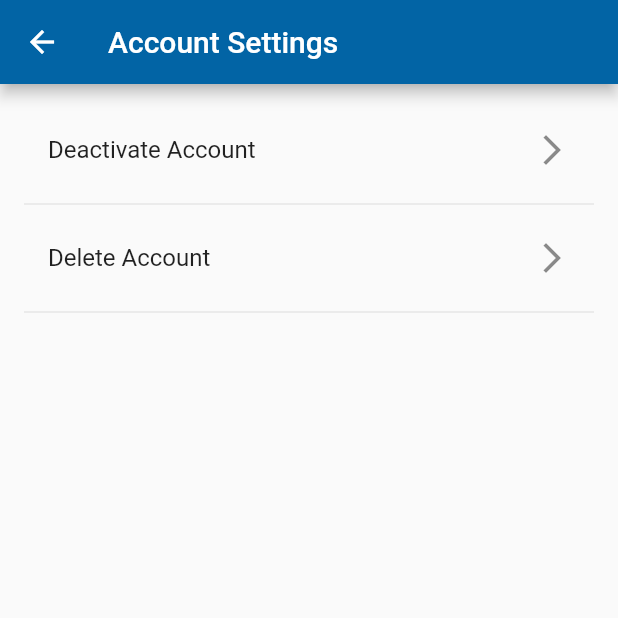
After one commit to srvtechnology/Go-Party-VendorApp, a Flutter app: the SettingsPage screen opened by its route, after a tap on "Account", on a phone screen of 412 x 824 dp, the top half of it. The commit adds this screen. Run offline on Flutter 3.47's test engine with Material 2 defaults, Android fonts, the phone set to English and light mode, and no system bars; drawn by our look-alikes of showcaseview; our stand-ins replace cached_network_image, connectivity_plus, csc_picker, device_preview, dio, dropdown_search and 9 more; missing offline and left inert: splash_view, syncfusion_flutter_pdfviewer; accounts and stored records are empty; network calls fail.

Commit message:
Added deactivate and delete account

```diff
--- a/lib/core/repo/user.dart
+++ b/lib/core/repo/user.dart
@@ -16,6 +16,7 @@ Future<UserModel> get_UserData(String token)async{
             }
         )
     );
+    CustomLogger.debug(response.data);
     return UserModel.fromJson(response.data);
   }
   catch(e){
--- a/lib/main.dart
+++ b/lib/main.dart
@@ -13,6 +13,7 @@ import 'package:utsavlife/routes/mainpage.dart';
 import 'package:utsavlife/routes/notifications.dart';
 import 'package:utsavlife/routes/otpPage.dart';
 import 'package:utsavlife/routes/servicelist.dart';
+import 'package:utsavlife/routes/settingsPage.dart';
 import 'package:utsavlife/routes/signIn.dart';
 import 'package:utsavlife/routes/signUp.dart';
 import 'package:utsavlife/routes/singleServiceAdd.dart';
@@ -66,6 +67,8 @@ void main() {
                         OtpPageRoute.routeName:(context)=>const SafeArea(child: OtpPageRoute()),
                         serviceListRoute.routeName:(context)=> const SafeArea(child: serviceListRoute()),
                         AddServiceRoute.routeName:(context)=> SafeArea(child: AddServiceRoute()),
+                        SettingsPage.routeName:(context)=> SafeArea(child: SettingsPage()),
+                        AccountPage.routeName:(context)=>SafeArea(child: AccountPage())
                     },
                   );
                 }
--- a/lib/routes/homepage.dart
+++ b/lib/routes/homepage.dart
@@ -24,6 +24,7 @@ import 'package:utsavlife/routes/imageViewPage.dart';
 import 'package:utsavlife/routes/notifications.dart';
 import 'package:utsavlife/routes/pdfView.dart';
 import 'package:utsavlife/routes/servicelist.dart';
+import 'package:utsavlife/routes/settingsPage.dart';
 import 'package:utsavlife/routes/singleServiceAdd.dart';
 import '../core/models/dropdown.dart';
 import '../core/models/order.dart';
@@ -100,6 +101,9 @@ class _HomepageState extends State<Homepage> {
                     }),
                   ),
                   ListTile(title:Text( "Notifications"), leading:Icon( Icons.notifications_active), onTap: (){}),
+                  ListTile(title:Text( "Settings"), leading:Icon( Icons.settings), onTap: (){
+                    Navigator.pushNamed(context, SettingsPage.routeName);
+                  }),
                   ListTile(title:Text( "Logout"), leading:Icon( Icons.logout), onTap: (){
                     Provider.of<AuthProvider>(context,listen: false).logout();
                     Navigator.pushReplacementNamed(context, MainPage.routeName);
--- /dev/null
+++ b/lib/routes/settingsPage.dart
@@ -0,0 +1,140 @@
+import 'package:flutter/cupertino.dart';
+import 'package:flutter/material.dart';
+import 'package:provider/provider.dart';
+import 'package:utsavlife/core/provider/AuthProvider.dart';
+import 'package:utsavlife/core/repo/auth.dart';
+
+class SettingsPage extends StatelessWidget {
+  static const routeName = "/settings";
+  @override
+  Widget build(BuildContext context) {
+    return Scaffold(
+      appBar: AppBar(
+        title: Text('Settings'),
+      ),
+      body: Container(
+        padding: EdgeInsets.all(20.0),
+        child: ListView(
+          children: [
+            ListTile(
+              title: Text('Account'),
+              onTap: () {
+                Navigator.pushNamed(context, AccountPage.routeName);
+              },
+              trailing: Icon(Icons.arrow_forward_ios),
+            ),
+            Divider(),
+            ListTile(
+              title: Text('Terms and Conditions'),
+              onTap: () {
+                Navigator.pushNamed(context, '/terms');
+              },
+              trailing: Icon(Icons.arrow_forward_ios),
+            ),
+            Divider(),
+            ListTile(
+              title: Text('Privacy Policy'),
+              onTap: () {
+                Navigator.pushNamed(context, '/privacy');
+              },
+              trailing: Icon(Icons.arrow_forward_ios),
+            ),
+            Divider(),
+          ],
+        ),
+      ),
+    );
+  }
+}
+
+class AccountPage extends StatelessWidget {
+  static const routeName = "/settings/account";
+  void _showDeactivateConfirmation(BuildContext context) {
+    showDialog(
+      context: context,
+      builder: (BuildContext context) {
+        return AlertDialog(
+          title: Text('Deactivate Account'),
+          content: Text('Are you sure you want to deactivate your account?'),
+          actions: [
+            TextButton(
+              child: Text('Cancel'),
+              onPressed: () {
+                Navigator.of(context).pop();
+              },
+            ),
+            TextButton(
+              child: Text('Deactivate'),
+              onPressed: () async {
+                await deactivateAccount(context.read<AuthProvider>());
+                // Implement deactivate account logic
+                Navigator.of(context).pop();
+              },
+            ),
+          ],
+        );
+      },
+    );
+  }
+
+  void _showDeleteConfirmation(BuildContext context) {
+    showDialog(
+      context: context,
+      builder: (BuildContext context) {
+        return AlertDialog(
+          title: Text('Delete Account'),
+          content: Text('Are you sure you want to delete your account?'),
+          actions: [
+            TextButton(
+              child: Text('Cancel'),
+              onPressed: () {
+                Navigator.of(context).pop();
+              },
+            ),
+            TextButton(
+              child: Text('Delete'),
+              onPressed: () async{
+                await deleteAccount(context.read<AuthProvider>());
+                // Implement delete account logic
+                Navigator.of(context).pop();
+              },
+            ),
+          ],
+        );
+      },
+    );
+  }
+
+  @override
+  Widget build(BuildContext context) {
+    return Scaffold(
+      appBar: AppBar(
+        title: Text('Account Settings'),
+      ),
+      body: Container(
+        padding: EdgeInsets.all(16.0),
+        child: Column(
+          crossAxisAlignment: CrossAxisAlignment.start,
+          children: [
+            ListTile(
+              title: Text('Deactivate Account'),
+              onTap: () {
+                _showDeactivateConfirmation(context);
+              },
+              trailing: Icon(Icons.arrow_forward_ios),
+            ),
+            Divider(),
+            ListTile(
+              title: Text('Delete Account'),
+              onTap: () {
+                _showDeleteConfirmation(context);
+              },
+              trailing: Icon(Icons.arrow_forward_ios),
+            ),
+            Divider(),
+          ],
+        ),
+      ),
+    );
+  }
+}
```
Also changed, not shown: lib/core/repo/auth.dart (+32 -0 lines).
